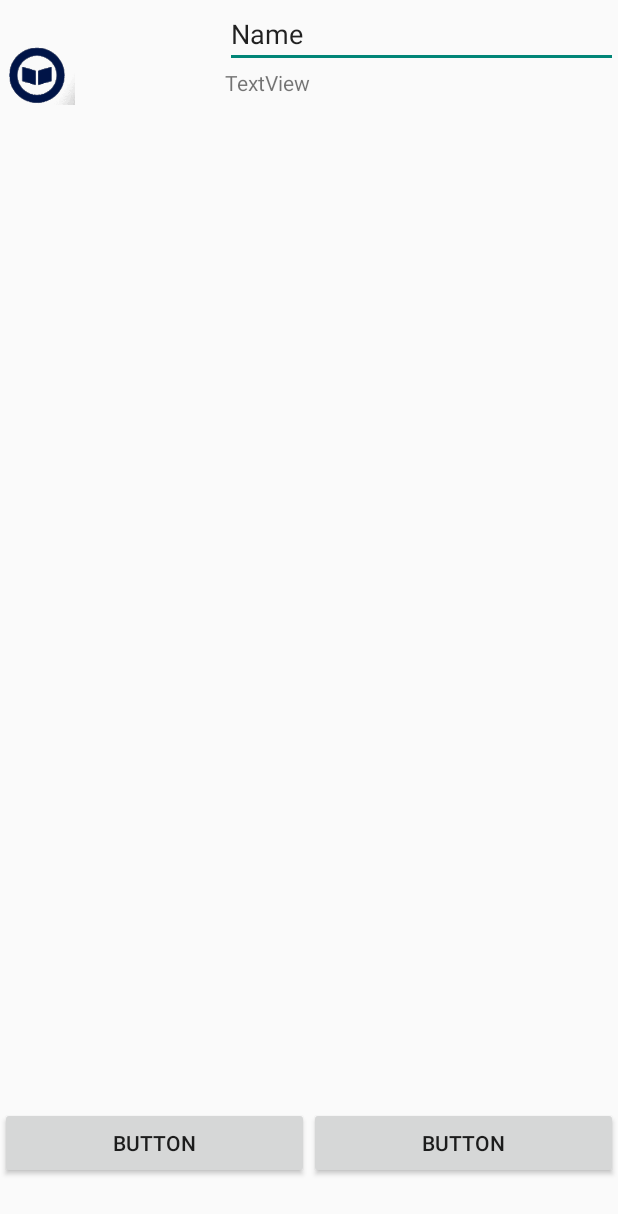
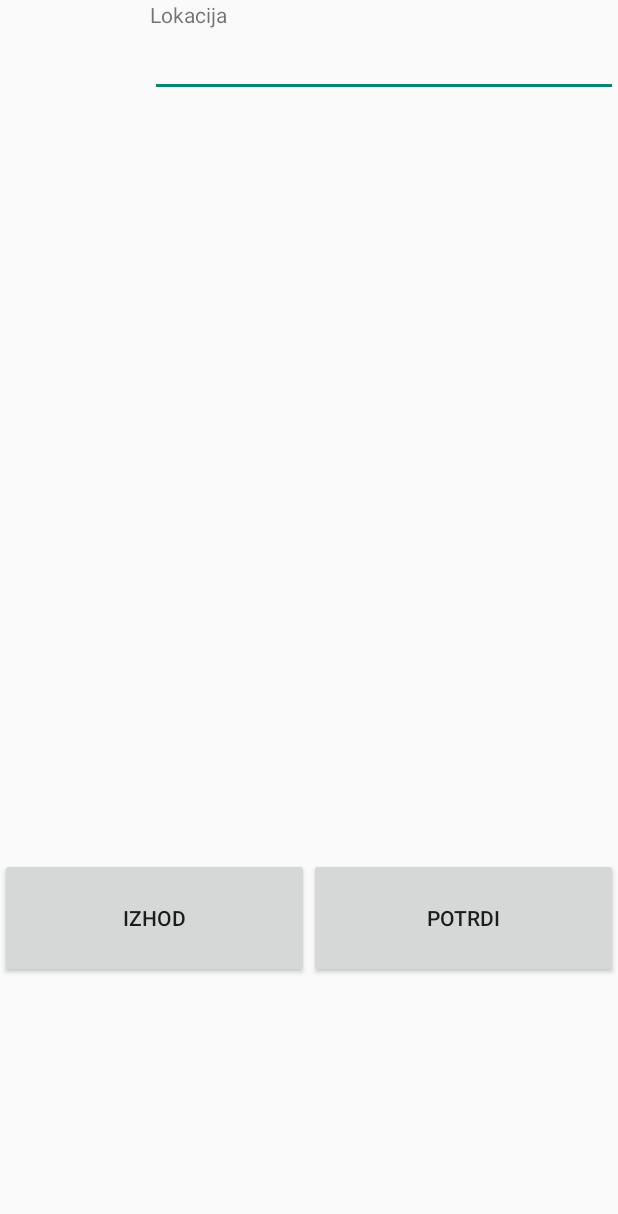
Before and after one commit to CodingByDay/AMS.Android, an Android app: the layout inventory.xml on its own in the app's theme, with its tools: preview values and no code run, on a phone screen of 412 x 824 dp. Shown: the top 1214 px of the screen. Run offline under Robolectric (Android 15) with nearby library versions, the phone set to English and light mode, and no system bars.

Commit message:
Inventory layout

```diff
--- a/app/src/main/AndroidManifest.xml
+++ b/app/src/main/AndroidManifest.xml
@@ -14,7 +14,7 @@
         android:label="@string/app_name"
         android:theme="@style/Theme.AppCompat.Light">
         <activity
-            android:name=".InventoryActivity"
+            android:name=".activity.InventoryActivity"
             android:exported="false" />
         <activity
             android:name=".MainFragmentHolder"
--- a/app/src/main/java/com/example/uhf/Entry.java
+++ b/app/src/main/java/com/example/uhf/Entry.java
@@ -7,6 +7,7 @@ import android.content.Intent;
 import android.os.Bundle;
 import android.view.View;
 
+import com.example.uhf.activity.InventoryActivity;
 import com.example.uhf.activity.UHFMainActivity;
 
 public class Entry extends AppCompatActivity {
@@ -35,7 +36,7 @@ public class Entry extends AppCompatActivity {
         btTransferLocations.setOnClickListener(new View.OnClickListener() {
             @Override
             public void onClick(View view) {
-                Intent myIntent = new Intent(getApplicationContext(), UHFMainActivity.class);
+                Intent myIntent = new Intent(getApplicationContext(), InventoryActivity.class);
                 startActivity(myIntent);
             }
         });
--- a/app/src/main/java/com/example/uhf/activity/InventoryActivity.java
+++ b/app/src/main/java/com/example/uhf/activity/InventoryActivity.java
@@ -12,5 +12,7 @@ public class InventoryActivity extends AppCompatActivity {
     protected void onCreate(Bundle savedInstanceState) {
         super.onCreate(savedInstanceState);
         setContentView(R.layout.inventory);
+        getSupportActionBar().hide();
+
     }
 }
--- a/app/src/main/res/layout/inventory.xml
+++ b/app/src/main/res/layout/inventory.xml
@@ -18,6 +18,7 @@
             android:layout_width="100dp"
             android:layout_height="100dp"
             android:layout_weight="1"
+            android:visibility="gone"
             app:srcCompat="@drawable/small_logo" />
 
         <LinearLayout
@@ -27,19 +28,19 @@
             android:layout_weight="1"
             android:orientation="vertical">
 
+            <TextView
+                android:layout_width="match_parent"
+                android:layout_height="wrap_content"
+                android:text="@string/location_inventory" />
+
             <EditText
-                android:id="@+id/editTextTextPersonName"
+                android:id="@+id/tbLocation"
                 android:layout_width="match_parent"
                 android:layout_height="wrap_content"
                 android:ems="10"
                 android:inputType="textPersonName"
-                android:text="Name" />
+                />
 
-            <TextView
-                android:id="@+id/textView5"
-                android:layout_width="match_parent"
-                android:layout_height="wrap_content"
-                android:text="TextView" />
         </LinearLayout>
     </LinearLayout>
 
@@ -47,7 +48,7 @@
         app:layout_constraintTop_toBottomOf="@id/header"
         android:id="@+id/fragment_container"
         android:layout_width="match_parent"
-        android:layout_height="600dp">
+        android:layout_height="300dp">
 
     </FrameLayout>
 
@@ -59,18 +60,19 @@
         app:layout_constraintTop_toBottomOf="@id/fragment_container">
 
         <Button
-            android:id="@+id/button"
+            android:id="@+id/btExit"
             android:layout_width="wrap_content"
-            android:layout_height="wrap_content"
+            android:layout_height="80dp"
             android:layout_weight="1"
-            android:text="Button" />
+            android:text="@string/exit_inventory" />
 
         <Button
-            android:id="@+id/button2"
+            android:id="@+id/btConfirm"
             android:layout_width="wrap_content"
-            android:layout_height="wrap_content"
+            android:layout_height="80dp"
+
             android:layout_weight="1"
-            android:text="Button" />
+            android:text="@string/confirm_inventory" />
     </LinearLayout>
 
 </androidx.constraintlayout.widget.ConstraintLayout>
--- a/app/src/main/res/values/strings.xml
+++ b/app/src/main/res/values/strings.xml
@@ -2568,4 +2568,15 @@
     <string name="location_hint">01</string>
     <string name="qty_hint">29,7</string>
 
+
+
+
+    <string name="exit_inventory">Izhod</string>
+    <string name="confirm_inventory">Potrdi</string>
+    <string name="item_inventory">Sredstvo</string>
+    <string name="name_inventory">Naziv</string>
+    <string name="location_inventory">Lokacija</string>
+    <string name="qty_inventory">Kol</string>
+
+
 </resources>
```
Also changed, not shown: 243 other files.
